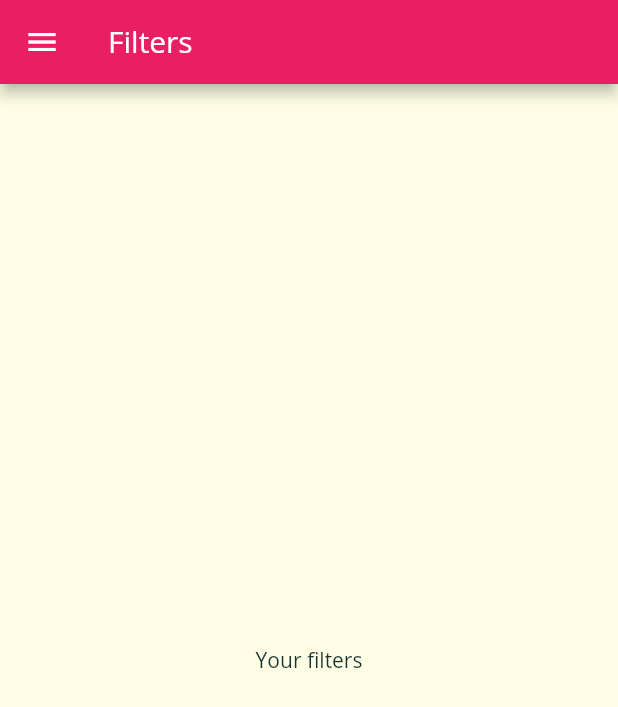
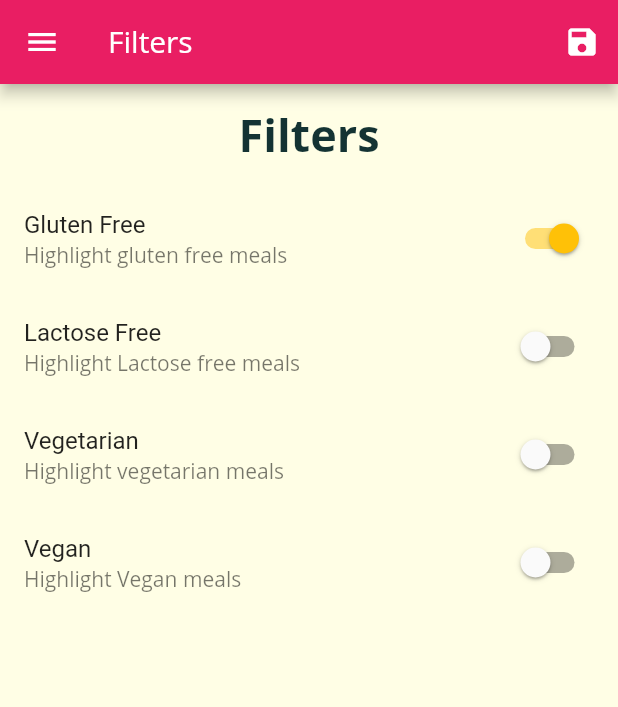
Before and after one commit to crew-guy/food_app, a Flutter app: the FiltersScreen screen opened by its route, on a phone screen of 412 x 824 dp. Shown: the top 707 px of the screen. Run offline on Flutter 3.47's test engine with Material 2 defaults, Android fonts, the phone set to English and light mode, and no system bars.

Commit message:
filters added

```diff
--- a/lib/main.dart
+++ b/lib/main.dart
@@ -1,4 +1,6 @@
 import 'package:flutter/material.dart';
+import 'package:food_app/data/dummy_data.dart';
+import 'package:food_app/models/meal.dart';
 import 'package:food_app/screens/category_meals_screen.dart';
 import 'package:food_app/screens/category_screen.dart';
 import 'package:food_app/screens/filters_screen.dart';
@@ -9,8 +11,42 @@ void main() {
   runApp(MyApp());
 }
 
-class MyApp extends StatelessWidget {
+class MyApp extends StatefulWidget {
   // This widget is the root of your application.
+  @override
+  _MyAppState createState() => _MyAppState();
+}
+
+class _MyAppState extends State<MyApp> {
+  Map<String, bool> _filters = {
+    'gluten': false,
+    'lactose': false,
+    'vegan': false,
+    'vegetarian': false,
+  };
+  List<Meal> _availableMeals = DUMMY_MEALS;
+
+  void _setFilters(Map<String, bool> filterData) {
+    setState(() {
+      _filters = filterData;
+      _availableMeals = DUMMY_MEALS.where((meal) {
+        if (filterData['gluten']! && !meal.isGlutenFree) {
+          return false;
+        }
+        if (filterData['lactose']! && !meal.isLactoseFree) {
+          return false;
+        }
+        if (filterData['vegan']! && !meal.isVegan) {
+          return false;
+        }
+        if (filterData['vegetarian']! && !meal.isVegetarian) {
+          return false;
+        }
+        return true;
+      }).toList();
+    });
+  }
+
   @override
   Widget build(BuildContext context) {
     return MaterialApp(
@@ -38,9 +74,10 @@ class MyApp extends StatelessWidget {
       initialRoute: "/",
       routes: {
         '/': (ctx) => TabsScreen(),
-        CategoryMealsScreen.routeName: (ctx) => CategoryMealsScreen(),
+        CategoryMealsScreen.routeName: (ctx) =>
+            CategoryMealsScreen(_availableMeals),
         MealDetailsScreen.routeName: (ctx) => MealDetailsScreen(),
-        FiltersScreen.routeName: (ctx) => FiltersScreen()
+        FiltersScreen.routeName: (ctx) => FiltersScreen(_setFilters)
       },
       onGenerateRoute: (settings) {
         return MaterialPageRoute(builder: (ctx) => CategoryScreen());
--- a/lib/screens/category_meals_screen.dart
+++ b/lib/screens/category_meals_screen.dart
@@ -5,6 +5,9 @@ import 'package:food_app/widgets/meal_item.dart';
 
 class CategoryMealsScreen extends StatefulWidget {
   static const String routeName = "/category-meals";
+  final List<Meal> _availableMeals;
+
+  CategoryMealsScreen(this._availableMeals);
 
   @override
   _CategoryMealsScreenState createState() => _CategoryMealsScreenState();
@@ -31,7 +34,7 @@ class _CategoryMealsScreenState extends State<CategoryMealsScreen> {
           ModalRoute.of(context)?.settings.arguments as Map<String, String>;
       categoryTitle = routeArgs['title'];
       categoryId = routeArgs['id'];
-      categoryMeals = DUMMY_MEALS.where((meal) {
+      categoryMeals = widget._availableMeals.where((meal) {
         return meal.categories.contains(categoryId);
       }).toList();
       _loadedInitData = true;
--- a/lib/screens/filters_screen.dart
+++ b/lib/screens/filters_screen.dart
@@ -1,17 +1,89 @@
 import 'package:flutter/material.dart';
 import 'package:food_app/widgets/main_drawer.dart';
 
-class FiltersScreen extends StatelessWidget {
+class FiltersScreen extends StatefulWidget {
   static const String routeName = '/filters';
+  final Function saveFilters;
+
+  FiltersScreen(this.saveFilters);
 
   @override
+  _FiltersScreenState createState() => _FiltersScreenState();
+}
+
+class _FiltersScreenState extends State<FiltersScreen> {
+  bool _glutenFree = true;
+  bool _lactoseFree = false;
+  bool _vegan = false;
+  bool _vegetarian = false;
+
+  Widget buildSwitchTile(String titleString, String subtitleString,
+      Function tapHandler, bool value) {
+    return SwitchListTile(
+      title: Text(titleString),
+      value: value,
+      subtitle: Text(subtitleString),
+      onChanged: (value) => tapHandler(value),
+    );
+  }
+
   Widget build(BuildContext context) {
     return Scaffold(
-      appBar: AppBar(title: Text('Filters')),
+      appBar: AppBar(
+        title: Text('Filters'),
+        actions: <Widget>[
+          IconButton(
+            icon: Icon(Icons.save),
+            onPressed: () {
+              final _selectedFilters = {
+                'gluten': _glutenFree,
+                'lactose': _lactoseFree,
+                'vegan': _vegan,
+                'vegetarian': _vegetarian
+              };
+              widget.saveFilters(_selectedFilters);
+            },
+          )
+        ],
+      ),
       drawer: MainDrawer(),
-      body: Center(
-        child: Text('Your filters'),
-      ),
+      body: Column(children: [
+        Container(
+          padding: const EdgeInsets.all(13),
+          alignment: Alignment.center,
+          child: Text(
+            'Filters',
+            style: TextStyle(fontSize: 30, fontWeight: FontWeight.bold),
+          ),
+        ),
+        Expanded(
+          child: ListView(children: [
+            buildSwitchTile('Gluten Free', 'Highlight gluten free meals',
+                (newValue) {
+              setState(() {
+                _glutenFree = newValue;
+              });
+            }, _glutenFree),
+            buildSwitchTile('Lactose Free', 'Highlight Lactose free meals',
+                (newValue) {
+              setState(() {
+                _lactoseFree = newValue;
+              });
+            }, _lactoseFree),
+            buildSwitchTile('Vegetarian', 'Highlight vegetarian meals',
+                (newValue) {
+              setState(() {
+                _vegetarian = newValue;
+              });
+            }, _vegetarian),
+            buildSwitchTile('Vegan', 'Highlight Vegan meals', (newValue) {
+              setState(() {
+                _vegan = newValue;
+              });
+            }, _vegan),
+          ]),
+        )
+      ]),
     );
   }
 }
```
